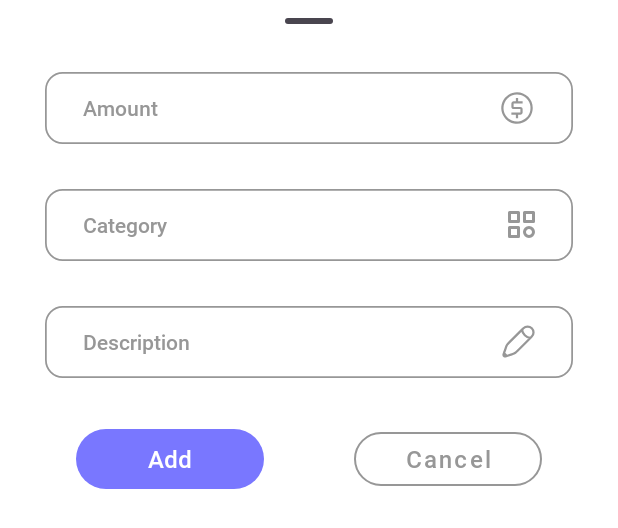
After one commit to Yncy0/MyExpenseApp, an Android app: the layout layout_bottom_sheet.xml on its own in the app's theme, with its tools: preview values and no code run, on a phone screen of 412 x 824 dp. The commit adds this screen. Shown: the top 528 px of the screen. Run offline under Robolectric (Android 15) with nearby library versions, the phone set to English and light mode, and no system bars.

Commit message:
Add BottomSheet and config themes.xml

```diff
--- /dev/null
+++ b/app/src/main/java/com/example/myexpenseapp/BottomSheet.java
@@ -0,0 +1,24 @@
+package com.example.myexpenseapp;
+
+import android.os.Bundle;
+
+import androidx.activity.EdgeToEdge;
+import androidx.appcompat.app.AppCompatActivity;
+import androidx.core.graphics.Insets;
+import androidx.core.view.ViewCompat;
+import androidx.core.view.WindowInsetsCompat;
+
+public class BottomSheet extends AppCompatActivity {
+
+    @Override
+    protected void onCreate(Bundle savedInstanceState) {
+        super.onCreate(savedInstanceState);
+        EdgeToEdge.enable(this);
+        setContentView(R.layout.layout_bottom_sheet);
+        ViewCompat.setOnApplyWindowInsetsListener(findViewById(R.id.bottom_sheet), (v, insets) -> {
+            Insets systemBars = insets.getInsets(WindowInsetsCompat.Type.systemBars());
+            v.setPadding(systemBars.left, systemBars.top, systemBars.right, systemBars.bottom);
+            return insets;
+        });
+    }
+}
--- /dev/null
+++ b/app/src/main/res/layout/layout_bottom_sheet.xml
@@ -0,0 +1,100 @@
+<?xml version="1.0" encoding="utf-8"?>
+<LinearLayout xmlns:android="http://schemas.android.com/apk/res/android"
+    xmlns:app="http://schemas.android.com/apk/res-auto"
+    xmlns:tools="http://schemas.android.com/tools"
+    android:id="@+id/bottom_sheet"
+    android:layout_width="match_parent"
+    android:layout_height="match_parent"
+    android:background="@color/white"
+    android:orientation="vertical"
+    tools:context=".BottomSheet">
+
+    <com.google.android.material.bottomsheet.BottomSheetDragHandleView
+        android:layout_width="match_parent"
+        android:layout_height="wrap_content" />
+
+    <EditText
+        android:id="@+id/txt_amount"
+        android:layout_width="match_parent"
+        android:layout_height="48dp"
+        android:background="@drawable/text_input_layout_bar"
+        android:paddingHorizontal="25dp"
+        android:hint="Amount"
+        android:inputType="number"
+        android:textColorHint="@color/grey_1"
+        android:fontFamily="@font/robotomedium"
+        android:textSize="14sp"
+        android:drawableEnd="@drawable/stng_currency"
+        android:drawableTint="@color/grey_1"
+        android:layout_marginHorizontal="30dp"
+        android:layout_marginBottom="30dp"/>
+
+    <EditText
+        android:id="@+id/txt_category"
+        android:layout_width="match_parent"
+        android:layout_height="48dp"
+        android:background="@drawable/text_input_layout_bar"
+        android:paddingHorizontal="25dp"
+        android:hint="Category"
+        android:inputType="text"
+        android:textColorHint="@color/grey_1"
+        android:fontFamily="@font/robotomedium"
+        android:textSize="14sp"
+        android:drawableEnd="@drawable/ic_category"
+        android:layout_marginHorizontal="30dp"
+        android:layout_marginBottom="30dp"/>
+
+    <EditText
+        android:id="@+id/txt_description"
+        android:layout_width="match_parent"
+        android:layout_height="48dp"
+        android:background="@drawable/text_input_layout_bar"
+        android:paddingHorizontal="25dp"
+        android:hint="Description"
+        android:inputType="text"
+        android:textColorHint="@color/grey_1"
+        android:fontFamily="@font/robotomedium"
+        android:textSize="14sp"
+        android:drawableEnd="@drawable/ic_pen"
+        android:layout_marginHorizontal="30dp"
+        android:layout_marginBottom="30dp"/>
+
+
+
+    <LinearLayout
+        android:layout_width="match_parent"
+        android:layout_height="wrap_content"
+        android:divider="@drawable/empty_tall_divider"
+        android:gravity="center"
+        android:orientation="horizontal"
+        android:showDividers="middle"
+        android:paddingBottom="50dp">
+
+        <Button
+            android:id="@+id/btn_add"
+            android:layout_width="125dp"
+            android:layout_height="48dp"
+            android:text="Add"
+            android:textColor="@color/white"
+            android:fontFamily="@font/robotomedium"
+            android:textSize="16sp"/>
+
+        <com.google.android.material.button.MaterialButton
+            android:id="@+id/btn_cancel"
+            android:layout_width="125dp"
+            android:layout_height="48dp"
+            style="@style/Widget.MaterialComponents.Button.OutlinedButton"
+            app:strokeColor="@color/grey_1"
+            app:strokeWidth="1dp"
+            app:cornerRadius="50dp"
+            android:text="Cancel"
+            android:textColor="@color/grey_1"
+            android:fontFamily="@font/robotomedium"
+            android:textSize="16sp"
+            android:textAllCaps="false"
+            />
+
+
+    </LinearLayout>
+
+</LinearLayout>
--- a/app/src/main/res/values-night/themes.xml
+++ b/app/src/main/res/values-night/themes.xml
@@ -1,7 +1,7 @@
 <resources xmlns:tools="http://schemas.android.com/tools">
     <!-- Base application theme. -->
     <style name="Base.Theme.MyExpenseApp" parent="Theme.Material3.DayNight.NoActionBar">
-        <!-- Customize your dark theme here. -->
-        <!-- <item name="colorPrimary">@color/my_dark_primary</item> -->
+        <item name="colorPrimary">@color/purple_2</item>
+        <item name="colorOnPrimary">@color/bg_white</item>
     </style>
 </resources>
--- a/app/src/main/res/values/themes.xml
+++ b/app/src/main/res/values/themes.xml
@@ -1,8 +1,8 @@
 <resources xmlns:tools="http://schemas.android.com/tools">
     <!-- Base application theme. -->
     <style name="Base.Theme.MyExpenseApp" parent="Theme.Material3.DayNight.NoActionBar">
-        <!-- Customize your light theme here. -->
-        <!-- <item name="colorPrimary">@color/my_light_primary</item> -->
+        <item name="colorPrimary">@color/purple_2</item>
+        <item name="colorOnPrimary">@color/bg_white</item>
     </style>
 
     <style name="Theme.MyExpenseApp" parent="Base.Theme.MyExpenseApp" />
```
